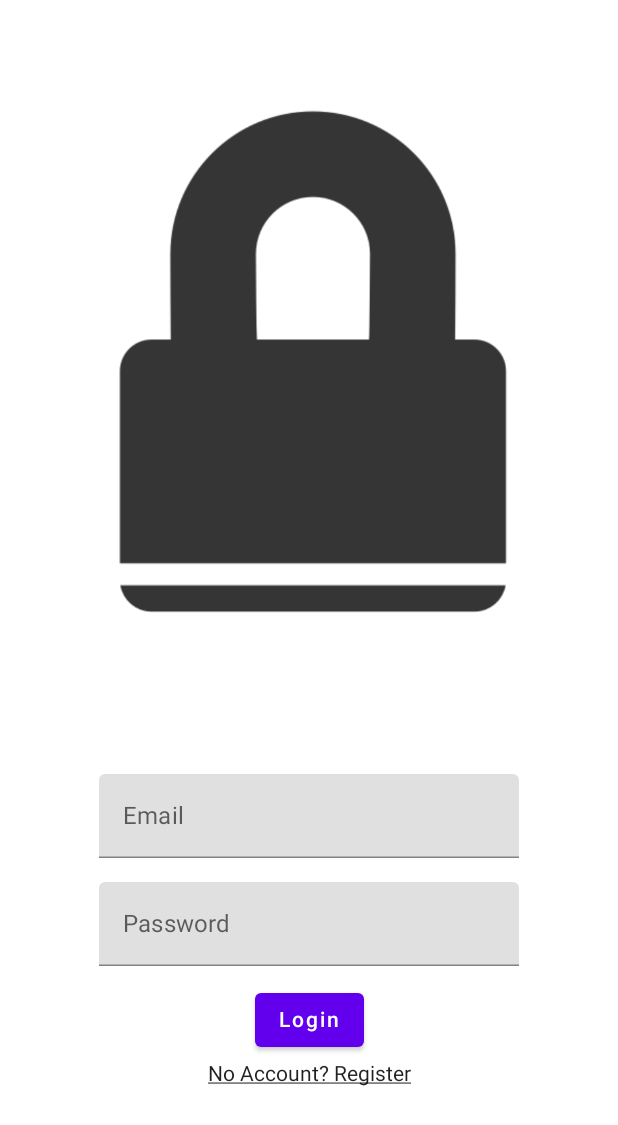
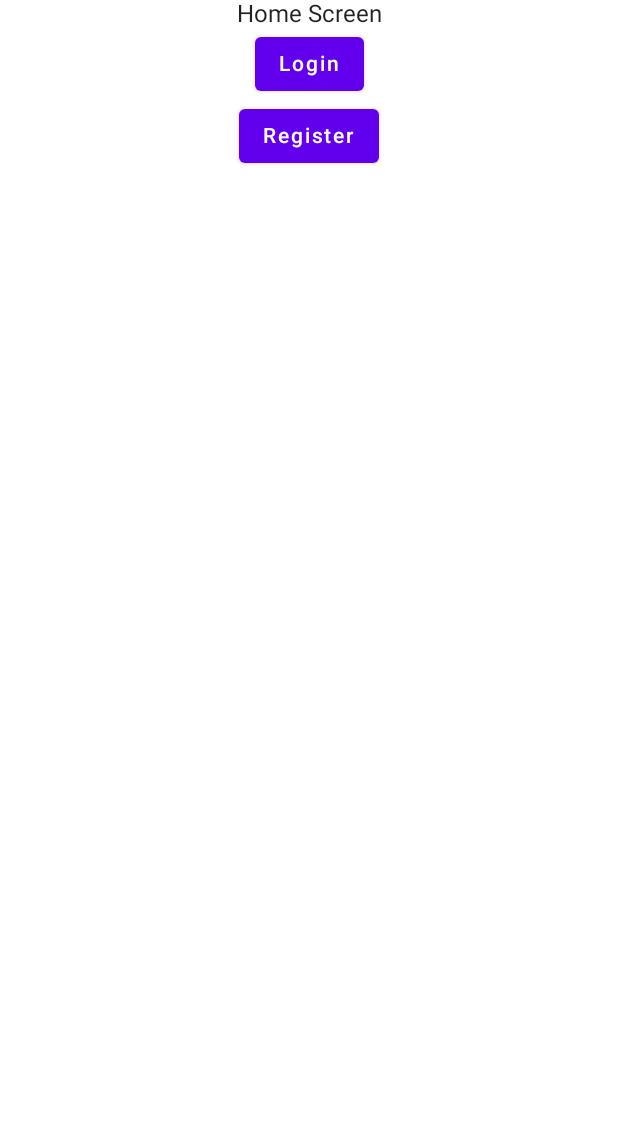
Before and after one commit to JosueMolinaMorales/password-manager-app, an Android app built with Jetpack Compose: the screen it shows after launch (MainActivity), on a phone screen of 412 x 824 dp. Shown: the top 1125 px of the screen. Run offline under Robolectric (Android 15) with nearby library versions, the phone set to English and light mode, and no system bars.

Commit message:
add basic navigation between pages

```diff
--- a/app/src/main/java/com/example/password_manager_app/MainActivity.kt
+++ b/app/src/main/java/com/example/password_manager_app/MainActivity.kt
@@ -8,6 +8,10 @@ import androidx.compose.material.*
 import androidx.compose.runtime.Composable
 import androidx.compose.ui.Modifier
 import androidx.compose.ui.tooling.preview.Preview
+import androidx.navigation.compose.NavHost
+import androidx.navigation.compose.composable
+import androidx.navigation.compose.rememberNavController
+import com.example.password_manager_app.ui.HomeScreen
 import com.example.password_manager_app.ui.LoginScreen
 import com.example.password_manager_app.ui.theme.PasswordmanagerappTheme
 
@@ -21,7 +25,14 @@ class MainActivity : ComponentActivity() {
                     modifier = Modifier.fillMaxSize(),
                     color = MaterialTheme.colors.background
                 ) {
-                    LoginScreen(onSubmit = {})
+                    val navController = rememberNavController()
+                    NavHost(navController = navController, startDestination = "homeScreen" ) {
+                        composable("login") { LoginScreen(onSubmit = {}) }
+                        composable("homeScreen") { HomeScreen(
+                            onNavigateToLogin = { navController.navigate("login") }
+                        ) }
+                    }
+
                 }
             }
         }
@@ -40,5 +51,5 @@ fun DefaultPreview() {
 
 /**
  * Loading Images: https://developer.android.com/jetpack/compose/graphics/images/loading
- *
+ * Navigation: https://developer.android.com/jetpack/compose/navigation
  */
--- /dev/null
+++ b/app/src/main/java/com/example/password_manager_app/ui/HomeScreen.kt
@@ -0,0 +1,27 @@
+package com.example.password_manager_app.ui
+
+import androidx.compose.foundation.layout.Column
+import androidx.compose.foundation.layout.fillMaxWidth
+import androidx.compose.material.Button
+import androidx.compose.material.Text
+import androidx.compose.runtime.Composable
+import androidx.compose.ui.Alignment
+import androidx.compose.ui.Modifier
+
+@Composable
+fun HomeScreen(
+    onNavigateToLogin: () -> Unit
+) {
+    Column(
+        modifier = Modifier.fillMaxWidth(),
+        horizontalAlignment = Alignment.CenterHorizontally
+    ){
+        Text(text = "Home Screen")
+        Button(onClick = onNavigateToLogin) {
+            Text("Login")
+        }
+        Button(onClick = {}) {
+            Text("Register")
+        }
+    }
+}
```
